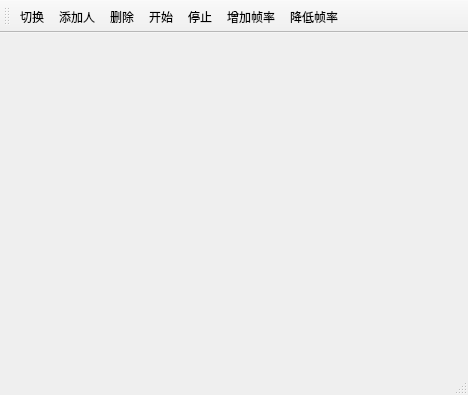
This is LoadMap/mainwindow.ui in MJYCo-Ltd/Map as Qt 5 draws it before an edit. The edited form follows.
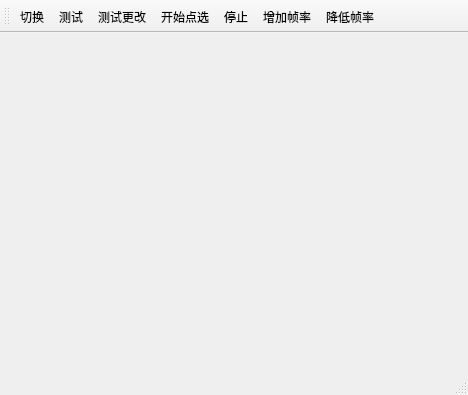
This is the edited form.

Commit message: 修改Label导致无法点选问题 修复线的颜色无法修改问题

Diff of the .ui file:
```diff
--- a/LoadMap/mainwindow.ui
+++ b/LoadMap/mainwindow.ui
@@ -47,17 +47,17 @@
   </action>
   <action name="action">
    <property name="text">
-    <string>添加人</string>
+    <string>测试</string>
    </property>
   </action>
   <action name="action_2">
    <property name="text">
-    <string>删除</string>
+    <string>测试更改</string>
    </property>
   </action>
   <action name="action_3">
    <property name="text">
-    <string>开始</string>
+    <string>开始点选</string>
    </property>
   </action>
   <action name="action_4">
```
Left out of the diff: 2 changed lines with no effect on the pictures. The commit also changes 6 other files.
